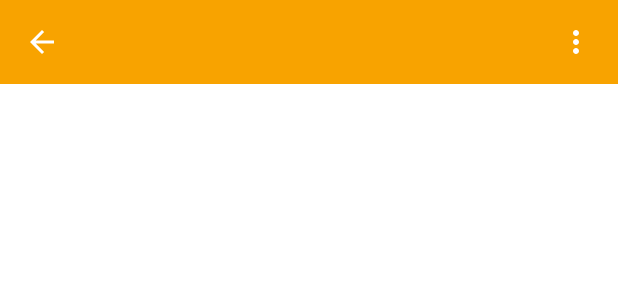
After one commit to biduzilla/projeto_meu_lar, an Android app: the layout toolbar_sair_menu.xml on its own in the app's theme, with its tools: preview values and no code run, on a phone screen of 412 x 824 dp. The commit adds this screen. Shown: the top 300 px of the screen. Run offline under Robolectric (Android 15) with nearby library versions, the phone set to English and light mode, and no system bars.

Commit message:
detalhes layout

```diff
--- a/api/src/main/java/com/ricky/meu_lar/controller/PetController.java
+++ b/api/src/main/java/com/ricky/meu_lar/controller/PetController.java
@@ -31,6 +31,11 @@ public class PetController {
     @GetMapping("todos_pets_perdidos_encontrados")
     public ListPetsDto getAllPetsPerdidoEncontrado() {
         return petService.getAllPetsPerdidosEncontrados();
+    }
+
+    @GetMapping("todos_meus_pets/{idUser}")
+    public ListPetsDto getAllMyPets(@PathVariable String idUser) {
+        return petService.getAllMyPets(idUser);
     }
 
     @GetMapping("todos_pets_pequeno")
--- /dev/null
+++ b/app/app/src/main/res/drawable/borda_arredondada_laranja.xml
@@ -0,0 +1,5 @@
+<?xml version="1.0" encoding="utf-8"?>
+<shape xmlns:android="http://schemas.android.com/apk/res/android" android:shape="rectangle">
+    <corners android:radius="20dp"/>
+    <solid android:color="@color/laranja"/>
+</shape>
--- /dev/null
+++ b/app/app/src/main/res/drawable/ic_menu.xml
@@ -0,0 +1,5 @@
+<vector android:height="24dp" android:tint="#FFFFFF"
+    android:viewportHeight="24" android:viewportWidth="24"
+    android:width="24dp" xmlns:android="http://schemas.android.com/apk/res/android">
+    <path android:fillColor="@android:color/white" android:pathData="M12,8c1.1,0 2,-0.9 2,-2s-0.9,-2 -2,-2 -2,0.9 -2,2 0.9,2 2,2zM12,10c-1.1,0 -2,0.9 -2,2s0.9,2 2,2 2,-0.9 2,-2 -0.9,-2 -2,-2zM12,16c-1.1,0 -2,0.9 -2,2s0.9,2 2,2 2,-0.9 2,-2 -0.9,-2 -2,-2z"/>
+</vector>
--- /dev/null
+++ b/app/app/src/main/res/layout/toolbar_sair_menu.xml
@@ -0,0 +1,33 @@
+<?xml version="1.0" encoding="utf-8"?>
+<androidx.constraintlayout.widget.ConstraintLayout xmlns:android="http://schemas.android.com/apk/res/android"
+    xmlns:app="http://schemas.android.com/apk/res-auto"
+    android:layout_width="match_parent"
+    android:layout_height="?actionBarSize"
+    android:background="@color/laranja">
+
+    <ImageButton
+        android:id="@+id/btn_voltar"
+        android:layout_width="wrap_content"
+        android:layout_height="match_parent"
+        android:background="@android:color/transparent"
+        android:paddingStart="16dp"
+        android:paddingEnd="16dp"
+        android:src="@drawable/ic_back"
+        android:tint="@color/white"
+        app:layout_constraintBottom_toBottomOf="parent"
+        app:layout_constraintStart_toStartOf="parent"
+        app:layout_constraintTop_toTopOf="parent" />
+
+    <ImageButton
+        android:id="@+id/btn_menu"
+        android:layout_width="wrap_content"
+        android:layout_height="match_parent"
+        android:background="@android:color/transparent"
+        android:paddingStart="16dp"
+        android:paddingEnd="16dp"
+        android:src="@drawable/ic_menu"
+        android:tint="@color/white"
+        app:layout_constraintBottom_toBottomOf="parent"
+        app:layout_constraintEnd_toEndOf="parent"
+        app:layout_constraintTop_toTopOf="parent" />
+</androidx.constraintlayout.widget.ConstraintLayout>
```
Also changed, not shown: api/src/main/java/com/ricky/meu_lar/service/impl/PetServiceImpl.java (+1 -20 lines), app/app/src/main/res/layout/activity_detalhes_pet.xml (+123 -0 lines).
